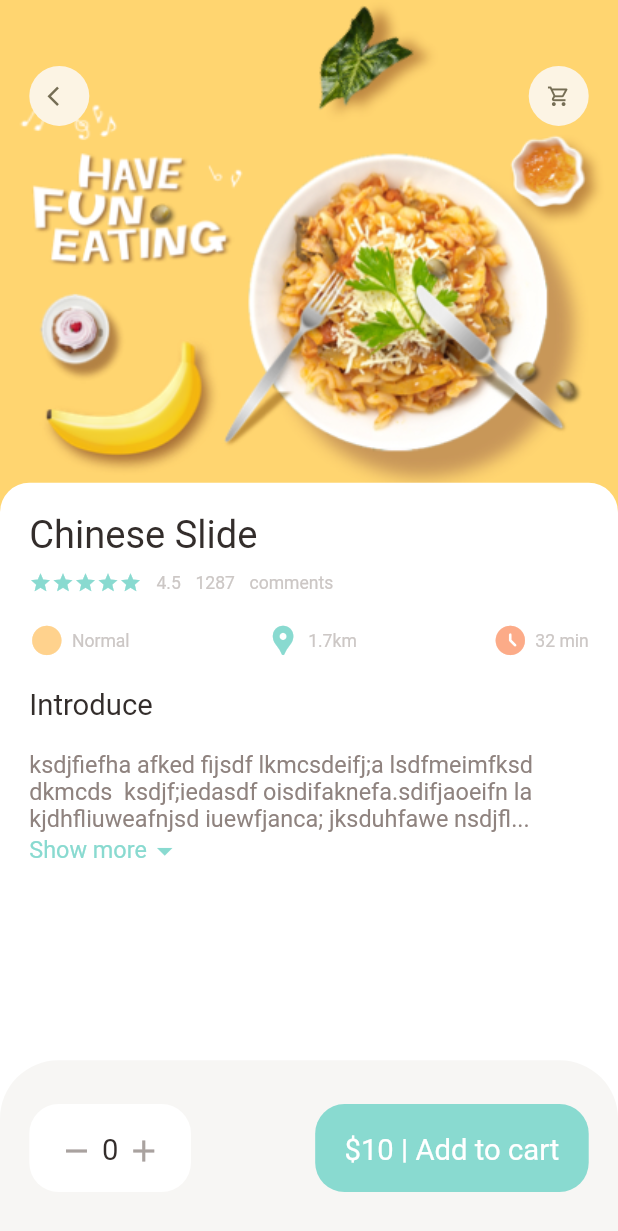
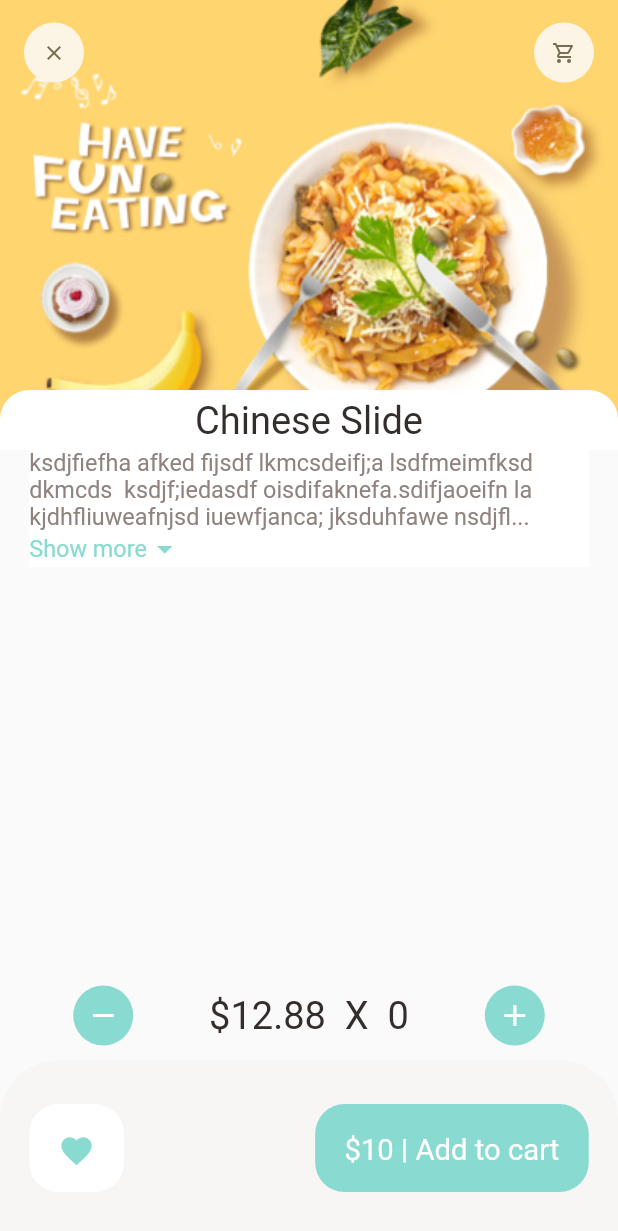
Before and after one commit to mehedi4958/food-delivery, a Flutter app: the screen it shows after launch, on a phone screen of 412 x 824 dp. Shown: the top 1231 px of the screen. Run offline on Flutter 3.47's test engine with Material 2 defaults, Android fonts, the phone set to English and light mode, and no system bars; our stand-ins replace dots_indicator, get.

Commit message:
recommended food page created

```diff
--- a/lib/main.dart
+++ b/lib/main.dart
@@ -1,5 +1,6 @@
 import 'package:flutter/material.dart';
 import 'package:food_delivery/pages/food/popular_food_detail.dart';
+import 'package:food_delivery/pages/food/recommended_food_detail.dart';
 import 'package:food_delivery/pages/home/main_food_page.dart';
 import 'package:get/get.dart';
 
@@ -19,7 +20,7 @@ class MyApp extends StatelessWidget {
       theme: ThemeData(
         primarySwatch: Colors.blue,
       ),
-      home: const PopularFoodDetail(),
+      home: const RecommendedFoodDetail(),
     );
   }
 }
--- /dev/null
+++ b/lib/pages/food/recommended_food_detail.dart
@@ -0,0 +1,195 @@
+import 'package:flutter/material.dart';
+import 'package:food_delivery/utils/colors.dart';
+import 'package:food_delivery/utils/dimension.dart';
+import 'package:food_delivery/widgets/big_text.dart';
+
+import '../../widgets/app_icon.dart';
+import '../../widgets/expandable_text_widget.dart';
+
+class RecommendedFoodDetail extends StatelessWidget {
+  const RecommendedFoodDetail({Key? key}) : super(key: key);
+
+  @override
+  Widget build(BuildContext context) {
+    return Scaffold(
+      body: CustomScrollView(
+        slivers: [
+          SliverAppBar(
+            toolbarHeight: 70,
+            title: Row(
+              mainAxisAlignment: MainAxisAlignment.spaceBetween,
+              children: const [
+                AppIcon(icon: Icons.clear),
+                AppIcon(icon: Icons.shopping_cart_outlined),
+              ],
+            ),
+            bottom: PreferredSize(
+              preferredSize: const Size.fromHeight(20),
+              child: Container(
+                width: double.maxFinite,
+                padding: const EdgeInsets.only(
+                  top: 5,
+                  bottom: 5,
+                ),
+                decoration: BoxDecoration(
+                  borderRadius: BorderRadius.only(
+                    topRight: Radius.circular(Dimensions.radius20),
+                    topLeft: Radius.circular(Dimensions.radius20),
+                  ),
+                  color: Colors.white,
+                ),
+                child: Center(
+                  child: BigText(
+                    text: 'Chinese Slide',
+                    size: Dimensions.font26,
+                  ),
+                ),
+              ),
+            ),
+            pinned: true,
+            backgroundColor: AppColors.yellowColor,
+            expandedHeight: 300,
+            flexibleSpace: FlexibleSpaceBar(
+              background: Image.asset(
+                'assets/images/food0.png',
+                width: double.maxFinite,
+                fit: BoxFit.cover,
+              ),
+            ),
+          ),
+          SliverToBoxAdapter(
+            child: Column(
+              children: [
+                Container(
+                  margin: EdgeInsets.only(
+                    left: Dimensions.width20,
+                    right: Dimensions.width20,
+                  ),
+                  color: Colors.white,
+                  child: ExpandableTextWidget(
+                    text:
+                        'ksdjfiefha afked fijsdf lkmcsdeifj;a lsdfmeimfksd dkmcds  ksdjf;iedasdf oisdifaknefa.sdifjaoeifn la kjdhfliuweafnjsd iuewfjanca; jksduhfawe nsdjfleu jnaejrjdnf ljbaerudsa kjhsdfiaefnaefu jndfuebasdbcaakerukjdsfa'
+                        'jlkjaheiurwknjadjhfliawefn akweuhrndf'
+                        'kjdfakea;eikndfiwef;a'
+                        'ksdjfiefha afked fijsdf lkmcsdeifj;a lsdfmeimfksd dkmcds  ksdjf;iedasdf oisdifaknefa.sdifjaoeifn la kjdhfliuweafnjsd iuewfjanca; jksduhfawe nsdjfleu jnaejrjdnf ljbaerudsa kjhsdfiaefnaefu jndfuebasdbcaakerukjdsfa'
+                        'jlkjaheiurwknjadjhfliawefn akweuhrndf'
+                        'kjdfakea;eikndfiwef;a'
+                        'ksdjfiefha afked fijsdf lkmcsdeifj;a lsdfmeimfksd dkmcds  ksdjf;iedasdf oisdifaknefa.sdifjaoeifn la kjdhfliuweafnjsd iuewfjanca; jksduhfawe nsdjfleu jnaejrjdnf ljbaerudsa kjhsdfiaefnaefu jndfuebasdbcaakerukjdsfa'
+                        'jlkjaheiurwknjadjhfliawefn akweuhrndf'
+                        'kjdfakea;eikndfiwef;a'
+                        'ksdjfiefha afked fijsdf lkmcsdeifj;a lsdfmeimfksd dkmcds  ksdjf;iedasdf oisdifaknefa.sdifjaoeifn la kjdhfliuweafnjsd iuewfjanca; jksduhfawe nsdjfleu jnaejrjdnf ljbaerudsa kjhsdfiaefnaefu jndfuebasdbcaakerukjdsfa'
+                        'jlkjaheiurwknjadjhfliawefn akweuhrndf'
+                        'kjdfakea;eikndfiwef;a'
+                        'ksdjfiefha afked fijsdf lkmcsdeifj;a lsdfmeimfksd dkmcds  ksdjf;iedasdf oisdifaknefa.sdifjaoeifn la kjdhfliuweafnjsd iuewfjanca; jksduhfawe nsdjfleu jnaejrjdnf ljbaerudsa kjhsdfiaefnaefu jndfuebasdbcaakerukjdsfa'
+                        'jlkjaheiurwknjadjhfliawefn akweuhrndf'
+                        'kjdfakea;eikndfiwef;a'
+                        'ksdjfiefha afked fijsdf lkmcsdeifj;a lsdfmeimfksd dkmcds  ksdjf;iedasdf oisdifaknefa.sdifjaoeifn la kjdhfliuweafnjsd iuewfjanca; jksduhfawe nsdjfleu jnaejrjdnf ljbaerudsa kjhsdfiaefnaefu jndfuebasdbcaakerukjdsfa'
+                        'jlkjaheiurwknjadjhfliawefn akweuhrndf'
+                        'kjdfakea;eikndfiwef;a'
+                        'ksdjfiefha afked fijsdf lkmcsdeifj;a lsdfmeimfksd dkmcds  ksdjf;iedasdf oisdifaknefa.sdifjaoeifn la kjdhfliuweafnjsd iuewfjanca; jksduhfawe nsdjfleu jnaejrjdnf ljbaerudsa kjhsdfiaefnaefu jndfuebasdbcaakerukjdsfa'
+                        'jlkjaheiurwknjadjhfliawefn akweuhrndf'
+                        'kjdfakea;eikndfiwef;a'
+                        'ksdjfiefha afked fijsdf lkmcsdeifj;a lsdfmeimfksd dkmcds  ksdjf;iedasdf oisdifaknefa.sdifjaoeifn la kjdhfliuweafnjsd iuewfjanca; jksduhfawe nsdjfleu jnaejrjdnf ljbaerudsa kjhsdfiaefnaefu jndfuebasdbcaakerukjdsfa'
+                        'jlkjaheiurwknjadjhfliawefn akweuhrndf'
+                        'kjdfakea;eikndfiwef;a'
+                        'ksdjfiefha afked fijsdf lkmcsdeifj;a lsdfmeimfksd dkmcds  ksdjf;iedasdf oisdifaknefa.sdifjaoeifn la kjdhfliuweafnjsd iuewfjanca; jksduhfawe nsdjfleu jnaejrjdnf ljbaerudsa kjhsdfiaefnaefu jndfuebasdbcaakerukjdsfa'
+                        'jlkjaheiurwknjadjhfliawefn akweuhrndf'
+                        'kjdfakea;eikndfiwef;a',
+                  ),
+                ),
+              ],
+            ),
+          ),
+        ],
+      ),
+      bottomNavigationBar: Column(
+        mainAxisSize: MainAxisSize.min,
+        children: [
+          Container(
+            padding: EdgeInsets.only(
+              left: Dimensions.width20 * 2.5,
+              right: Dimensions.width20 * 2.5,
+              top: Dimensions.height10,
+              bottom: Dimensions.height10,
+            ),
+            child: Row(
+              mainAxisAlignment: MainAxisAlignment.spaceBetween,
+              children: [
+                AppIcon(
+                  icon: Icons.remove,
+                  backgroundColor: AppColors.mainColor,
+                  iconColor: Colors.white,
+                  iconSize: Dimensions.iconSize24,
+                ),
+                BigText(
+                  text: '\$12.88 ' + ' X ' + ' 0',
+                  color: AppColors.mainBlackColor,
+                  size: Dimensions.font26,
+                ),
+                AppIcon(
+                  icon: Icons.add,
+                  backgroundColor: AppColors.mainColor,
+                  iconColor: Colors.white,
+                  iconSize: Dimensions.iconSize24,
+                ),
+              ],
+            ),
+          ),
+          Container(
+            height: Dimensions.bottomBarHeight,
+            padding: EdgeInsets.only(
+              top: Dimensions.height30,
+              bottom: Dimensions.height30,
+              left: Dimensions.width20,
+              right: Dimensions.width20,
+            ),
+            decoration: BoxDecoration(
+              color: AppColors.buttonBackgroundColor,
+              borderRadius: BorderRadius.only(
+                topLeft: Radius.circular(Dimensions.radius20 * 2),
+                topRight: Radius.circular(Dimensions.radius20 * 2),
+              ),
+            ),
+            child: Row(
+              mainAxisAlignment: MainAxisAlignment.spaceBetween,
+              children: [
+                Container(
+                  padding: EdgeInsets.only(
+                    top: Dimensions.height20,
+                    bottom: Dimensions.height20,
+                    right: Dimensions.width20,
+                    left: Dimensions.width20,
+                  ),
+                  decoration: BoxDecoration(
+                    borderRadius: BorderRadius.circular(Dimensions.radius20),
+                    color: Colors.white,
+                  ),
+                  child: Icon(
+                    Icons.favorite,
+                    color: AppColors.mainColor,
+                  ),
+                ),
+                Container(
+                  padding: EdgeInsets.only(
+                    left: Dimensions.width20,
+                    top: Dimensions.height20,
+                    right: Dimensions.width20,
+                    bottom: Dimensions.height20,
+                  ),
+                  decoration: BoxDecoration(
+                    borderRadius: BorderRadius.circular(Dimensions.radius20),
+                    color: AppColors.mainColor,
+                  ),
+                  child: const BigText(
+                    text: '\$10 | Add to cart',
+                    color: Colors.white,
+                  ),
+                ),
+              ],
+            ),
+          ),
+        ],
+      ),
+    );
+  }
+}
--- a/lib/widgets/app_icon.dart
+++ b/lib/widgets/app_icon.dart
@@ -8,12 +8,14 @@ class AppIcon extends StatelessWidget {
     this.backgroundColor = const Color(0xFFfcf4e4),
     this.iconColor = const Color(0xFF756d54),
     this.size = 40,
+    this.iconSize = 16,
   }) : super(key: key);
 
   final IconData icon;
   final Color backgroundColor;
   final Color iconColor;
   final double size;
+  final double iconSize;
 
   @override
   Widget build(BuildContext context) {
@@ -27,7 +29,7 @@ class AppIcon extends StatelessWidget {
       child: Icon(
         icon,
         color: iconColor,
-        size: Dimensions.iconSize16,
+        size: iconSize,
       ),
     );
   }
--- a/lib/widgets/expandable_text_widget.dart
+++ b/lib/widgets/expandable_text_widget.dart
@@ -67,6 +67,7 @@ class _ExpandableTextWidgetState extends State<ExpandableTextWidget> {
                         text: hiddenText ? 'Show more' : 'Show less',
                         color: AppColors.mainColor,
                         size: Dimensions.font16,
+                        height: 1.8,
                       ),
                       Icon(
                         hiddenText
```
